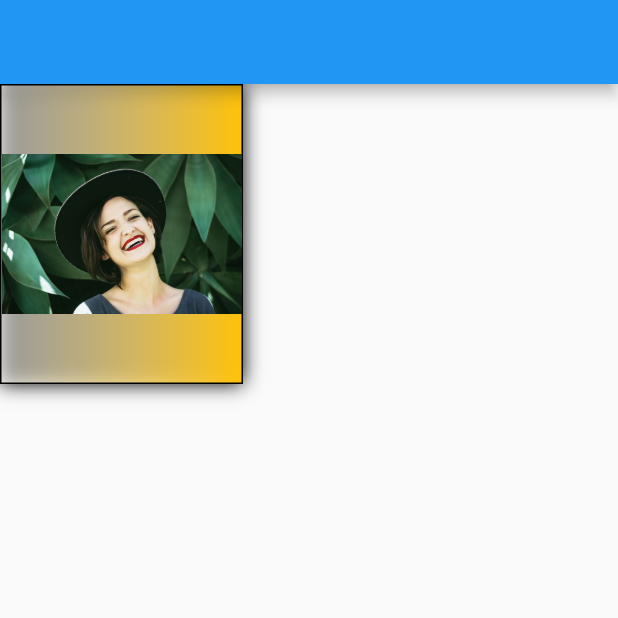
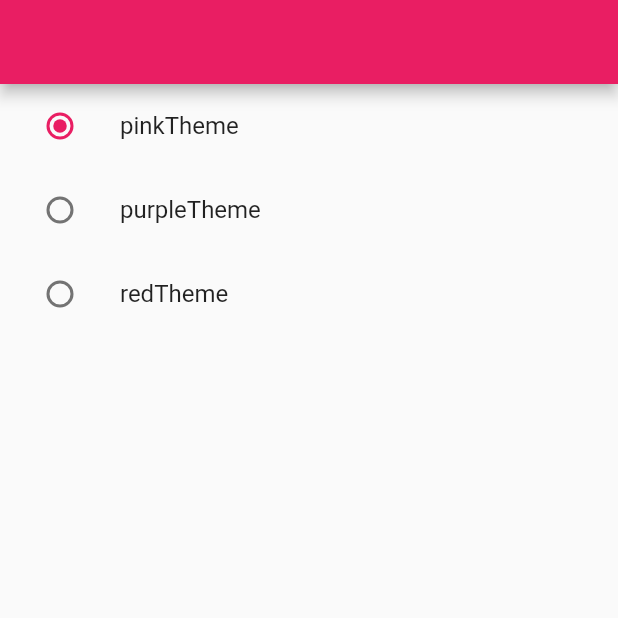
Before and after one commit to demeett/flutter_widgets, a Flutter app: the screen it shows after launch, on a phone screen of 412 x 824 dp, the top half of it. Run offline on Flutter 3.47's test engine with Material 2 defaults, Android fonts, the phone set to English and light mode, and no system bars; our stand-ins replace get_it, google_fonts, shared_preferences.

Commit message:
themecolor change added

```diff
--- /dev/null
+++ b/lib/locator.dart
@@ -0,0 +1,10 @@
+// This is our global ServiceLocator
+import 'package:flutter_widget/logic/shared_pref/shared_pref.dart';
+import 'package:get_it/get_it.dart';
+
+GetIt getIt = GetIt.instance;
+
+void setupLocator() {
+  getIt.registerSingleton<ISharedPref>(SharedPrefImpl());
+
+}
--- a/lib/main.dart
+++ b/lib/main.dart
@@ -1,20 +1,32 @@
 import 'package:flutter/material.dart';
-import 'package:flutter_widget/widgets/container_sizedbox/container_sizedbox.dart';
+import 'package:flutter_widget/locator.dart';
+import 'package:flutter_widget/logic/shared_pref/shared_pref.dart';
+import 'package:flutter_widget/theme/theme_color_selection.dart';
+import 'package:flutter_widget/view/home_page_2.dart';
+import 'package:provider/provider.dart';
 
-void main() {
-  runApp(const MyApp());
+Future<void> main() async {
+  WidgetsFlutterBinding.ensureInitialized();
+  setupLocator();
+  await getIt<ISharedPref>().init();
+  runApp(ChangeNotifierProvider(
+    create: (context) => ThemeColorSelection(),
+    child: const MyApp(),
+  ));
 }
 
 class MyApp extends StatelessWidget {
   const MyApp({super.key});
-
   @override
   Widget build(BuildContext context) {
-    return MaterialApp(
-        title: 'Flutter Demo',
-        theme: ThemeData(
-          primarySwatch: Colors.blue,
-        ),
-        home: const ContainerSizedBox());
+    return Consumer<ThemeColorSelection>(
+      builder: (context, value, child) {
+        return MaterialApp(
+          title: 'Flutter Demo',
+          theme: value.themeColor,
+          home: const HomePageViewSecond(),
+        );
+      },
+    );
   }
 }
--- /dev/null
+++ b/lib/theme/theme_color_selection.dart
@@ -0,0 +1,91 @@
+import 'package:flutter/material.dart';
+
+import '../locator.dart';
+import '../logic/shared_pref/shared_pref.dart';
+
+class ThemeSelection {
+  ThemeData pinkTheme = ThemeData(
+      primaryColor: Colors.pink,
+      primarySwatch: Colors.pink,
+      buttonTheme: const ButtonThemeData(buttonColor: Color.fromARGB(255, 235, 130, 165)));
+  ThemeData purpleTheme = ThemeData(
+      primaryColor: Colors.purple,
+      primarySwatch: Colors.purple,
+      buttonTheme: const ButtonThemeData(buttonColor: Colors.purpleAccent));
+  ThemeData redTheme = ThemeData(
+    primaryColor: Colors.red,
+    primarySwatch: Colors.red,
+    buttonTheme: const ButtonThemeData(buttonColor: Colors.redAccent),
+  );
+}
+
+enum SharedPrefKeys { theme }
+
+enum ThemesKey { pinkTheme, purpleTheme, redTheme }
+
+extension ExtensionThemeSelection on ThemeData {
+  String getName() {
+    if (this == ThemeSelection().pinkTheme) {
+      return ThemesKey.pinkTheme.name;
+    } else if (this == ThemeSelection().purpleTheme) {
+      return ThemesKey.purpleTheme.name;
+    } else {
+      return ThemesKey.redTheme.name;
+    }
+  }
+}
+
+extension ExtensionString on String {
+  ThemeData switchCase() {
+    switch (this) {
+      case "pinkTheme":
+        return ThemeSelection().pinkTheme;
+      case "purpleTheme":
+        return ThemeSelection().purpleTheme;
+      case "redTheme":
+        return ThemeSelection().redTheme;
+      default:
+        return ThemeData.dark();
+    }
+  }
+}
+
+class ThemeColorSelection extends ChangeNotifier {
+  String themeName = ThemesKey.pinkTheme.name;
+  ThemeData get themeColor {
+    try {
+      bool isHave = getIt<ISharedPref>().containsKey(SharedPrefKeys.theme.name);
+      if (isHave) {
+        themeName = getIt<ISharedPref>().getString(SharedPrefKeys.theme.name) ?? "pinkTheme";
+        return themeName.switchCase();
+      } else {
+        return ThemeSelection().pinkTheme;
+      }
+    } catch (e) {
+      return ThemeSelection().pinkTheme;
+    }
+  }
+
+  Future<void> changeThemesData(String key) async {
+    await getIt<ISharedPref>().setString(SharedPrefKeys.theme.name, key);
+    notifyListeners();
+  }
+}
+
+
+
+
+
+
+  // ThemeData switchCase(String themeName) {
+  //   switch (themeName) {
+  //     case "pinkTheme":
+  //       return ThemeSelection().pinkTheme;
+  //     case "purpleTheme":
+  //       return ThemeSelection().purpleTheme;
+  //     case "redTheme":
+  //       return ThemeSelection().redTheme;
+  //     default:
+  //       return ThemeData.dark();
+  //   }
+  // }
--- /dev/null
+++ b/lib/theme/theme_data.dart
@@ -0,0 +1,134 @@
+import 'package:flutter/material.dart';
+import 'package:flutter_widget/locator.dart';
+
+import '../logic/shared_pref/shared_pref.dart';
+
+class ThemeSelection {
+  ThemeData pinkTheme = ThemeData(
+      primaryColor: Colors.pink,
+      primarySwatch: Colors.pink,
+      buttonTheme: const ButtonThemeData(buttonColor: Color.fromARGB(255, 235, 130, 165)));
+  ThemeData purpleTheme = ThemeData(
+      primaryColor: Colors.purple,
+      primarySwatch: Colors.purple,
+      buttonTheme: const ButtonThemeData(buttonColor: Colors.purpleAccent));
+  ThemeData redTheme = ThemeData(
+    primaryColor: Colors.red,
+    primarySwatch: Colors.red,
+    buttonTheme: const ButtonThemeData(buttonColor: Colors.redAccent),
+  );
+}
+
+extension ExtensionThemeSelection on ThemeData {
+  String getName() {
+    if (this == ThemeSelection().pinkTheme) {
+      return ThemesKey.pinkTheme.name;
+    } else if (this == ThemeSelection().purpleTheme) {
+      return ThemesKey.purpleTheme.name;
+    } else {
+      return ThemesKey.redTheme.name;
+    }
+  }
+}
+
+//3. bir tema eklenecek
+//isTheme yerine enum kullanılacak.
+//sharedpref kaydetmek için enum kullanılacak .
+
+enum SharedPrefKeys { theme }
+
+enum ThemesKey { pinkTheme, purpleTheme, redTheme }
+
+extension ExtensionThemesKey on ThemesKey {
+  ThemeData getTheme() {
+    switch (name) {
+      case "pinkTheme":
+        return ThemeSelection().pinkTheme;
+      case "purpleTheme":
+        return ThemeSelection().purpleTheme;
+      case "redTheme":
+        return ThemeSelection().redTheme;
+      default:
+        return ThemeData.dark();
+    }
+  }
+
+  // String getThemes() {
+  //   switch (this) {
+  //     case ThemesKey.pinkTheme:
+  //       return "pinkTheme";
+  //     case ThemesKey.purpleTheme:
+  //       return "purpleTheme";
+  //     case ThemesKey.redTheme:
+  //       return "redTheme";
+  //     default:
+  //       return "pinkTheme";
+  //   }
+  // }
+}
+
+class ThemeDataProvider extends ChangeNotifier {
+  bool isTheme = true;
+  String themeName = ThemesKey.pinkTheme.name;
+  ThemeData get themeColor {
+    try {
+      bool isHave = getIt<ISharedPref>().containsKey(SharedPrefKeys.theme.name);
+      if (isHave) {
+        themeName = getIt<ISharedPref>().getString(SharedPrefKeys.theme.name) ?? "pinkTheme";
+        return switchCase(themeName);
+      } else {
+        return ThemeSelection().pinkTheme;
+      }
+    } catch (e) {
+      return ThemeSelection().pinkTheme;
+    }
+  }
+
+  ThemeData switchCase(String themeName) {
+    switch (themeName) {
+      case "pinkTheme":
+        return ThemeSelection().pinkTheme;
+      case "purpleTheme":
+        return ThemeSelection().purpleTheme;
+      case "redTheme":
+        return ThemeSelection().redTheme;
+      default:
+        return ThemeData.dark();
+    }
+  }
+
+  ThemesKey get themesKey {
+    String? name = getIt<ISharedPref>().getString(SharedPrefKeys.theme.name) ?? "pinkTheme";
+
+    switch (name) {
+      case "pinkTheme":
+        return ThemesKey.pinkTheme;
+      case "purpleTheme":
+        return ThemesKey.purpleTheme;
+      case "redTheme":
+        return ThemesKey.redTheme;
+      default:
+        return ThemesKey.pinkTheme;
+    }
+  }
+
+  Future<void> changeTheme() async {
+    isTheme = !isTheme;
+    await getIt<ISharedPref>().setBool(SharedPrefKeys.theme.name, isTheme);
+    notifyListeners();
+  }
+
+  Future<void> changeThemes(ThemesKey key) async {
+    await getIt<ISharedPref>().setString(SharedPrefKeys.theme.name, key.name);
+    notifyListeners();
+  }
+
+  // Future<void> changeThemesData(String key) async {
+  //   await getIt<ISharedPref>().setString(SharedPrefKeys.theme.name, key);
+  //   notifyListeners();
+  // }
+}
+
+getTheme() {
+  return getIt<ISharedPref>().getBool(SharedPrefKeys.theme.name);
+}
--- /dev/null
+++ b/lib/view/home_page_2.dart
@@ -0,0 +1,91 @@
+import 'package:flutter/material.dart';
+import 'package:flutter_widget/theme/theme_color_selection.dart';
+import 'package:provider/provider.dart';
+
+class HomePageViewSecond extends StatefulWidget {
+  const HomePageViewSecond({super.key});
+
+  @override
+  State<HomePageViewSecond> createState() => _HomePageViewSecondState();
+}
+
+class _HomePageViewSecondState extends State<HomePageViewSecond> {
+  @override
+  Widget build(BuildContext context) {
+    return Scaffold(
+      appBar: AppBar(),
+      body: Column(children: [
+        ListTile(
+          title: Text(ThemesKey.pinkTheme.name),
+          leading: Radio<ThemeData>(
+            value: ThemeSelection().pinkTheme,
+            groupValue: Provider.of<ThemeColorSelection>(context).themeColor,
+            onChanged: (value) {
+              Provider.of<ThemeColorSelection>(context, listen: false).changeThemesData(value?.getName() ?? "");
+            },
+          ),
+        ),
+        ListTile(
+          title: Text(ThemesKey.purpleTheme.name),
+          leading: Radio<ThemeData>(
+            value: ThemeSelection().purpleTheme,
+            groupValue: Provider.of<ThemeColorSelection>(context).themeColor,
+            onChanged: (value) {
+              Provider.of<ThemeColorSelection>(context, listen: false).changeThemesData(value?.getName() ?? "");
+            },
+          ),
+        ),
+        ListTile(
+          title: Text(ThemesKey.redTheme.name),
+          leading: Radio<ThemeData>(
+            value: ThemeSelection().redTheme,
+            groupValue: Provider.of<ThemeColorSelection>(context).themeColor,
+            onChanged: (value) {
+              Provider.of<ThemeColorSelection>(context, listen: false).changeThemesData(value?.getName() ?? "");
+            },
+          ),
+        ),
+
+       // CustomDropDown(title: ThemesKey.redTheme.name, value: ThemeSelection().redTheme, gropValue: Provider.of<ThemeColorSelection>(context).themeColor, selectTheme: Provider.of<ThemeColorSelection>(context, listen: false).changeThemesData(value?.getName() ?? ""))
+
+      ]),
+    );
+  }
+}
+
+class CustomDropDown extends StatefulWidget {
+  const CustomDropDown(
+      {super.key,
+      required this.title,
+      required this.value,
+      required this.gropValue,
+      required this.selectTheme,
+     });
+  final String title;
+  final ThemeData value;
+  final ThemeData gropValue;
+  final void Function(ThemeData object) selectTheme;
+
+  @override
+  State<CustomDropDown> createState() => _CustomDropDownState();
+}
+
+class _CustomDropDownState extends State<CustomDropDown> {
+  void hello(ThemeData data) {
+    widget.selectTheme.call(data);
+  }
+
+  @override
+  Widget build(BuildContext context) {
+    return ListTile(
+      title: Text(widget.title),
+      leading: Radio<ThemeData>(
+        value: widget.value,
+        groupValue: widget.gropValue,
+        onChanged: (value) {
+          hello;
+        },
+      ),
+    );
+  }
+}
--- a/pubspec.yaml
+++ b/pubspec.yaml
@@ -36,6 +36,12 @@ dependencies:
   # Use with the CupertinoIcons class for iOS style icons.
   google_fonts: ^3.0.1
   cupertino_icons: ^1.0.2
+  #storage
+  shared_preferences: ^2.0.15
+  #state management
+  provider: ^6.0.4
+  #ioc container
+  get_it: ^7.2.0
 
 dev_dependencies:
   flutter_test:
```
Also changed, not shown: lib/class_learn/custom_operator/custom_operator.dart (added, +17 -0 lines), lib/class_learn/private_class.dart (added, +12 -0 lines), lib/class_learn/singleton/class_singleton.dart (added, +12 -0 lines), lib/logic/enum/drop_down_enum.dart (added, +35 -0 lines), lib/logic/enum/enum.dart (added, +55 -0 lines), lib/logic/shared_pref/shared_pref.dart (added, +49 -0 lines), lib/view/home_page_view.dart (added, +110 -0 lines), lib/widgets/statefull/statefull_learn.dart (+84 -1 lines), lib/widgets/card/card_learn_view.dart (line endings or trailing spaces), pubspec.lock, 2 other files.
